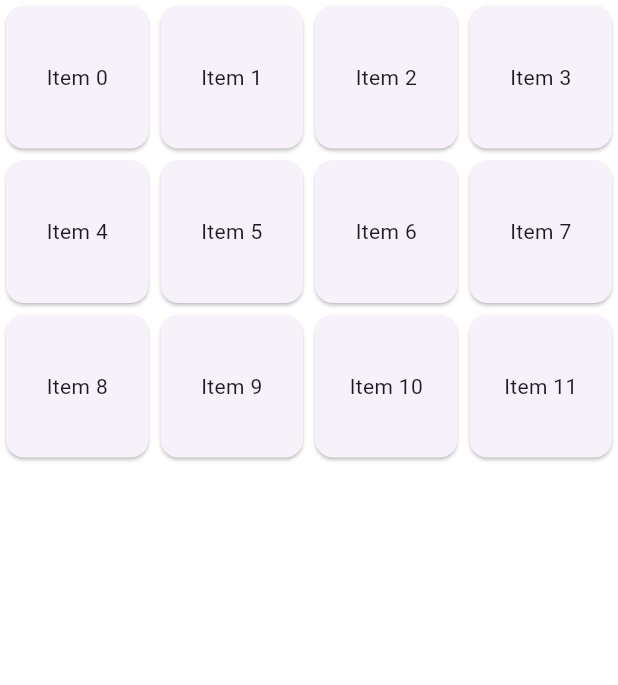
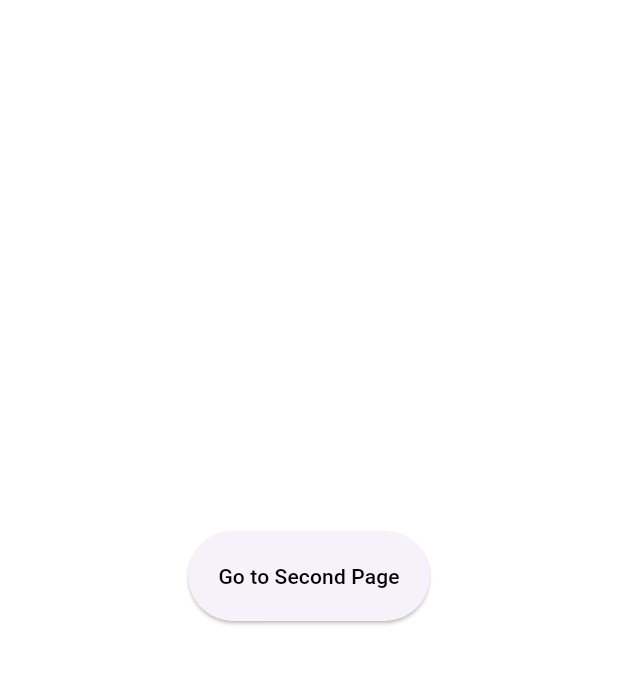
Before and after one commit to GiovaniFZ/App-flutter, a Flutter app: the screen it shows after launch, on a phone screen of 412 x 824 dp, the part 84-769 px from its top. Run offline on Flutter 3.47's test engine with Material 3 defaults, Android fonts, the phone set to English and light mode, and no system bars.

```diff
--- a/lib/main.dart
+++ b/lib/main.dart
@@ -1,4 +1,6 @@
 import 'package:flutter/material.dart';
+import 'package:flutter_app/pages/login.dart';
+import 'package:flutter_app/pages/second.dart';
 
 void main() {
   runApp(MainApp());
@@ -11,37 +13,11 @@ class MainApp extends StatelessWidget {
   Widget build(BuildContext context) {
     return MaterialApp(
       debugShowCheckedModeBanner: false,
-      home: Scaffold(
-        backgroundColor: Colors.white,
-        appBar: AppBar(
-          title: Text('Example', style: TextStyle(color: Colors.white)),
-          elevation: 1,
-          backgroundColor: Color(0xFF03378F),
-          leading: IconButton(
-            icon: Icon(Icons.menu, color: Colors.white),
-            onPressed: () {},
-          ),
-          actions: [
-            IconButton(
-              icon: Icon(Icons.notifications, color: Colors.white),
-              onPressed: () {},
-            ),
-            IconButton(
-              icon: Icon(Icons.settings, color: Colors.white),
-              onPressed: () {},
-            ),
-          ],
-        ),
-        body: GridView.builder(
-          gridDelegate: SliverGridDelegateWithFixedCrossAxisCount(
-            crossAxisCount: 4,
-          ),
-          itemCount: 12,
-          itemBuilder: (context, index) {
-            return Card(child: Center(child: Text('Item $index')));
-          },
-        ),
-      ),
+      home: Login(),
+      routes: {
+        '/login': (context) => Login(),
+        '/second': (context) => Second(),
+      },
     );
   }
 }
--- /dev/null
+++ b/lib/pages/login.dart
@@ -0,0 +1,45 @@
+import 'package:flutter/material.dart';
+
+class Login extends StatelessWidget {
+  const Login({super.key});
+
+  @override
+  Widget build(BuildContext context) {
+    return Scaffold(
+      backgroundColor: Colors.white,
+      appBar: AppBar(
+        title: Text('Example', style: TextStyle(color: Colors.white)),
+        elevation: 1,
+        backgroundColor: Color(0xFF03378F),
+        leading: IconButton(
+          icon: Icon(Icons.menu, color: Colors.white),
+          onPressed: () {},
+        ),
+        actions: [
+          IconButton(
+            icon: Icon(Icons.notifications, color: Colors.white),
+            onPressed: () {},
+          ),
+          IconButton(
+            icon: Icon(Icons.settings, color: Colors.white),
+            onPressed: () {},
+          ),
+        ],
+      ),
+      body: Center(
+        child: ElevatedButton(
+          onPressed: () {
+            Navigator.pushNamed(context, '/second');
+          },
+          style: ElevatedButton.styleFrom(
+            padding: EdgeInsets.all(20),
+          ),
+          child: Text(
+            'Go to Second Page',
+            style: TextStyle(color: Colors.black),
+          ),
+        ),
+      ),
+    );
+  }
+}
```
Also changed, not shown: lib/pages/second.dart (added, +39 -0 lines).
